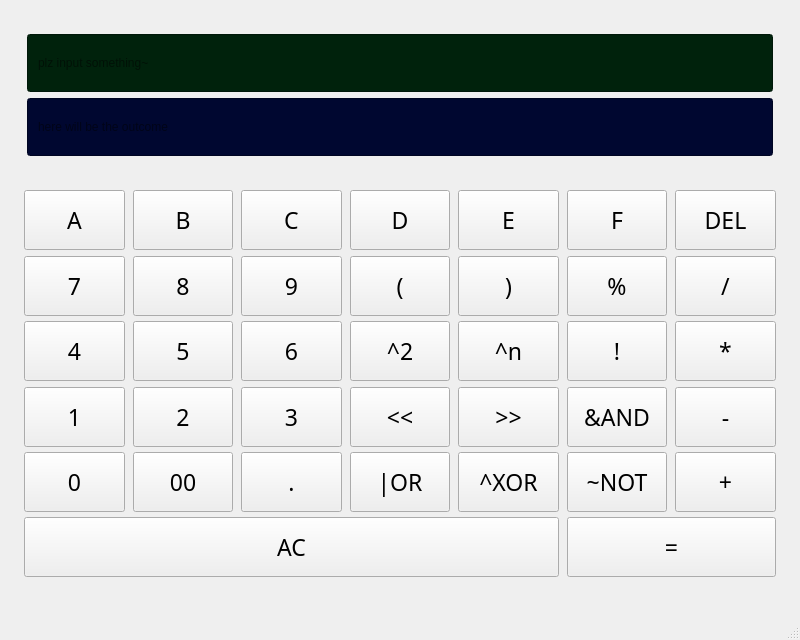
This is mainwindow.ui in s3loy/HexCalculator as Qt 5 draws it before an edit. The edited form follows.
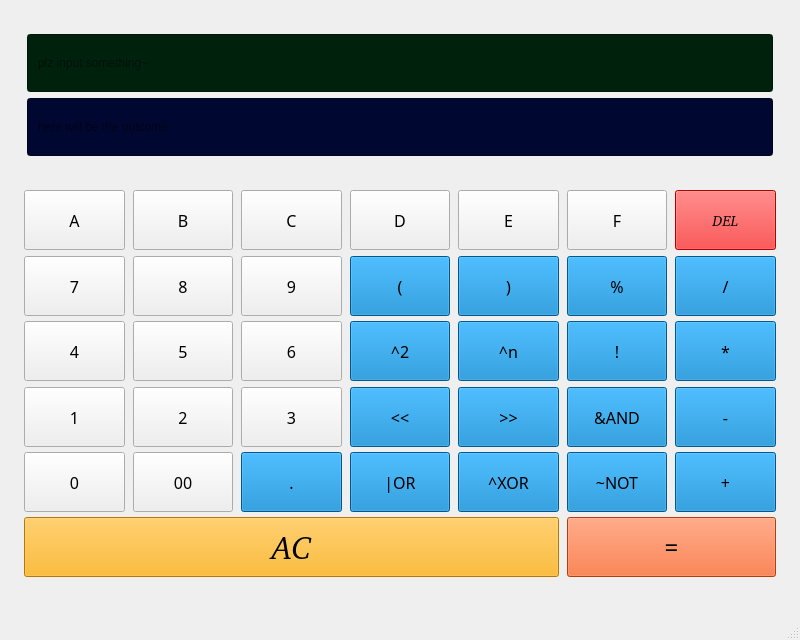
This is the edited form.

Commit message: feat: Enhance button styles with new fonts and colors

Patch:
```diff
--- a/mainwindow.ui
+++ b/mainwindow.ui
@@ -135,6 +135,9 @@
         <hintingpreference>PreferFullHinting</hintingpreference>
        </font>
       </property>
+      <property name="styleSheet">
+       <string notr="true">selection-background-color: rgb(26, 26, 26);</string>
+      </property>
       <layout class="QGridLayout" name="gridLayout">
        <property name="leftMargin">
         <number>15</number>
@@ -165,6 +168,17 @@
            <height>60</height>
           </size>
          </property>
+         <property name="font">
+          <font>
+           <family>Source Code Pro Medium</family>
+           <pointsize>12</pointsize>
+           <bold>false</bold>
+           <hintingpreference>PreferDefaultHinting</hintingpreference>
+          </font>
+         </property>
+         <property name="styleSheet">
+          <string notr="true">background-color: rgb(0, 123, 199);</string>
+         </property>
          <property name="text">
           <string>|OR</string>
          </property>
@@ -184,6 +198,17 @@
            <height>60</height>
           </size>
          </property>
+         <property name="font">
+          <font>
+           <family>Source Code Pro Medium</family>
+           <pointsize>12</pointsize>
+           <bold>false</bold>
+           <hintingpreference>PreferDefaultHinting</hintingpreference>
+          </font>
+         </property>
+         <property name="styleSheet">
+          <string notr="true">background-color: rgb(0, 123, 199);</string>
+         </property>
          <property name="text">
           <string>^XOR</string>
          </property>
@@ -203,6 +228,17 @@
            <height>60</height>
           </size>
          </property>
+         <property name="font">
+          <font>
+           <family>Source Code Pro Medium</family>
+           <pointsize>12</pointsize>
+           <bold>false</bold>
+           <hintingpreference>PreferDefaultHinting</hintingpreference>
+          </font>
+         </property>
+         <property name="styleSheet">
+          <string notr="true">selection-background-color: rgb(26, 26, 26);</string>
+         </property>
          <property name="text">
           <string>3</string>
          </property>
@@ -222,6 +258,17 @@
            <height>60</height>
           </size>
          </property>
+         <property name="font">
+          <font>
+           <family>Source Code Pro Medium</family>
+           <pointsize>12</pointsize>
+           <bold>false</bold>
+           <hintingpreference>PreferDefaultHinting</hintingpreference>
+          </font>
+         </property>
+         <property name="styleSheet">
+          <string notr="true">selection-background-color: rgb(26, 26, 26);</string>
+         </property>
          <property name="text">
           <string>1</string>
          </property>
@@ -241,6 +288,17 @@
            <height>60</height>
           </size>
          </property>
+         <property name="font">
+          <font>
+           <family>Source Code Pro Medium</family>
+           <pointsize>12</pointsize>
+           <bold>false</bold>
+           <hintingpreference>PreferDefaultHinting</hintingpreference>
+          </font>
+         </property>
+         <property name="styleSheet">
+          <string notr="true">background-color: rgb(0, 123, 199);</string>
+         </property>
          <property name="text">
           <string>)</string>
          </property>
@@ -260,6 +318,17 @@
            <height>60</height>
           </size>
          </property>
+         <property name="font">
+          <font>
+           <family>Source Code Pro Medium</family>
+           <pointsize>12</pointsize>
+           <bold>false</bold>
+           <hintingpreference>PreferDefaultHinting</hintingpreference>
+          </font>
+         </property>
+         <property name="styleSheet">
+          <string notr="true">selection-background-color: rgb(26, 26, 26);</string>
+         </property>
          <property name="text">
           <string>8</string>
          </property>
@@ -279,6 +348,17 @@
            <height>60</height>
           </size>
          </property>
+         <property name="font">
+          <font>
+           <family>Source Code Pro Medium</family>
+           <pointsize>12</pointsize>
+           <bold>false</bold>
+           <hintingpreference>PreferDefaultHinting</hintingpreference>
+          </font>
+         </property>
+         <property name="styleSheet">
+          <string notr="true">background-color: rgb(0, 123, 199);</string>
+         </property>
          <property name="text">
           <string>!</string>
          </property>
@@ -298,6 +378,17 @@
            <height>60</height>
           </size>
          </property>
+         <property name="font">
+          <font>
+           <family>Source Code Pro Medium</family>
+           <pointsize>12</pointsize>
+           <bold>false</bold>
+           <hintingpreference>PreferDefaultHinting</hintingpreference>
+          </font>
+         </property>
+         <property name="styleSheet">
+          <string notr="true">background-color: rgb(0, 123, 199);</string>
+         </property>
          <property name="text">
           <string>^2</string>
          </property>
@@ -317,6 +408,17 @@
            <height>60</height>
           </size>
          </property>
+         <property name="font">
+          <font>
+           <family>Source Code Pro Medium</family>
+           <pointsize>12</pointsize>
+           <bold>false</bold>
+           <hintingpreference>PreferDefaultHinting</hintingpreference>
+          </font>
+         </property>
+         <property name="styleSheet">
+          <string notr="true">selection-background-color: rgb(26, 26, 26);</string>
+         </property>
          <property name="text">
           <string>2</string>
          </property>
@@ -336,6 +438,17 @@
            <height>60</height>
           </size>
          </property>
+         <property name="font">
+          <font>
+           <family>Source Code Pro Medium</family>
+           <pointsize>12</pointsize>
+           <bold>false</bold>
+           <hintingpreference>PreferDefaultHinting</hintingpreference>
+          </font>
+         </property>
+         <property name="styleSheet">
+          <string notr="true">selection-background-color: rgb(26, 26, 26);</string>
+         </property>
          <property name="text">
           <string>6</string>
          </property>
@@ -355,6 +468,17 @@
            <height>60</height>
           </size>
          </property>
+         <property name="font">
+          <font>
+           <family>Source Code Pro Medium</family>
+           <pointsize>12</pointsize>
+           <bold>false</bold>
+           <hintingpreference>PreferDefaultHinting</hintingpreference>
+          </font>
+         </property>
+         <property name="styleSheet">
+          <string notr="true">background-color: rgb(0, 123, 199);</string>
+         </property>
          <property name="text">
           <string>^n</string>
          </property>
@@ -374,6 +498,17 @@
            <height>60</height>
           </size>
          </property>
+         <property name="font">
+          <font>
+           <family>Source Code Pro Medium</family>
+           <pointsize>12</pointsize>
+           <bold>false</bold>
+           <hintingpreference>PreferDefaultHinting</hintingpreference>
+          </font>
+         </property>
+         <property name="styleSheet">
+          <string notr="true">selection-background-color: rgb(26, 26, 26);</string>
+         </property>
          <property name="text">
           <string>5</string>
          </property>
@@ -393,6 +528,17 @@
            <height>60</height>
           </size>
          </property>
+         <property name="font">
+          <font>
+           <family>Source Code Pro Medium</family>
+           <pointsize>12</pointsize>
+           <bold>false</bold>
+           <hintingpreference>PreferDefaultHinting</hintingpreference>
+          </font>
+         </property>
+         <property name="styleSheet">
+          <string notr="true">selection-background-color: rgb(26, 26, 26);</string>
+         </property>
          <property name="text">
           <string>0</string>
          </property>
@@ -412,6 +558,17 @@
            <height>60</height>
           </size>
          </property>
+         <property name="font">
+          <font>
+           <family>Source Code Pro Medium</family>
+           <pointsize>12</pointsize>
+           <bold>false</bold>
+           <hintingpreference>PreferDefaultHinting</hintingpreference>
+          </font>
+         </property>
+         <property name="styleSheet">
+          <string notr="true">selection-background-color: rgb(26, 26, 26);</string>
+         </property>
          <property name="text">
           <string>E</string>
          </property>
@@ -431,6 +588,17 @@
            <height>60</height>
           </size>
          </property>
+         <property name="font">
+          <font>
+           <family>Source Code Pro Medium</family>
+           <pointsize>12</pointsize>
+           <bold>false</bold>
+           <hintingpreference>PreferDefaultHinting</hintingpreference>
+          </font>
+         </property>
+         <property name="styleSheet">
+          <string notr="true">background-color: rgb(0, 123, 199);</string>
+         </property>
          <property name="text">
           <string>~NOT</string>
          </property>
@@ -450,6 +618,17 @@
            <height>60</height>
           </size>
          </property>
+         <property name="font">
+          <font>
+           <family>Source Code Pro Medium</family>
+           <pointsize>12</pointsize>
+           <bold>false</bold>
+           <hintingpreference>PreferDefaultHinting</hintingpreference>
+          </font>
+         </property>
+         <property name="styleSheet">
+          <string notr="true">background-color: rgb(0, 123, 199);</string>
+         </property>
          <property name="text">
           <string>&gt;&gt;</string>
          </property>
@@ -469,6 +648,17 @@
            <height>60</height>
           </size>
          </property>
+         <property name="font">
+          <font>
+           <family>Source Code Pro Medium</family>
+           <pointsize>12</pointsize>
+           <bold>false</bold>
+           <hintingpreference>PreferDefaultHinting</hintingpreference>
+          </font>
+         </property>
+         <property name="styleSheet">
+          <string notr="true">background-color: rgb(0, 123, 199);</string>
+         </property>
          <property name="text">
           <string>%</string>
          </property>
@@ -488,6 +678,17 @@
            <height>60</height>
           </size>
          </property>
+         <property name="font">
+          <font>
+           <family>Source Code Pro Medium</family>
+           <pointsize>12</pointsize>
+           <bold>false</bold>
+           <hintingpreference>PreferDefaultHinting</hintingpreference>
+          </font>
+         </property>
+         <property name="styleSheet">
+          <string notr="true">selection-background-color: rgb(26, 26, 26);</string>
+         </property>
          <property name="text">
           <string>F</string>
          </property>
@@ -507,6 +708,18 @@
            <height>60</height>
           </size>
          </property>
+         <property name="font">
+          <font>
+           <family>FiraCode Nerd Font</family>
+           <pointsize>18</pointsize>
+           <bold>false</bold>
+           <hintingpreference>PreferDefaultHinting</hintingpreference>
+          </font>
+         </property>
+         <property name="styleSheet">
+          <string notr="true">background-color: rgb(255, 84, 16);
+selection-background-color: rgb(127, 48, 1)</string>
+         </property>
          <property name="text">
           <string>=</string>
          </property>
@@ -526,6 +739,17 @@
            <height>60</height>
           </size>
          </property>
+         <property name="font">
+          <font>
+           <family>Source Code Pro Medium</family>
+           <pointsize>12</pointsize>
+           <bold>false</bold>
+           <hintingpreference>PreferDefaultHinting</hintingpreference>
+          </font>
+         </property>
+         <property name="styleSheet">
+          <string notr="true">selection-background-color: rgb(26, 26, 26);</string>
+         </property>
          <property name="text">
           <string>9</string>
          </property>
@@ -545,6 +769,17 @@
            <height>60</height>
           </size>
          </property>
+         <property name="font">
+          <font>
+           <family>Source Code Pro Medium</family>
+           <pointsize>12</pointsize>
+           <bold>false</bold>
+           <hintingpreference>PreferDefaultHinting</hintingpreference>
+          </font>
+         </property>
+         <property name="styleSheet">
+          <string notr="true">selection-background-color: rgb(26, 26, 26);</string>
+         </property>
          <property name="text">
           <string>C</string>
          </property>
@@ -564,6 +799,17 @@
            <height>60</height>
           </size>
          </property>
+         <property name="font">
+          <font>
+           <family>Source Code Pro Medium</family>
+           <pointsize>12</pointsize>
+           <bold>false</bold>
+           <hintingpreference>PreferDefaultHinting</hintingpreference>
+          </font>
+         </property>
+         <property name="styleSheet">
+          <string notr="true">selection-background-color: rgb(26, 26, 26);</string>
+         </property>
          <property name="text">
           <string>B</string>
          </property>
@@ -583,6 +829,17 @@
            <height>60</height>
           </size>
          </property>
+         <property name="font">
+          <font>
+           <family>Source Code Pro Medium</family>
+           <pointsize>12</pointsize>
+           <bold>false</bold>
+           <hintingpreference>PreferDefaultHinting</hintingpreference>
+          </font>
+         </property>
+         <property name="styleSheet">
+          <string notr="true">background-color: rgb(0, 123, 199);</string>
+         </property>
          <property name="text">
           <string>-</string>
          </property>
@@ -602,6 +859,17 @@
            <height>60</height>
           </size>
          </property>
+         <property name="font">
+          <font>
+           <family>Source Code Pro Medium</family>
+           <pointsize>12</pointsize>
+           <bold>false</bold>
+           <hintingpreference>PreferDefaultHinting</hintingpreference>
+          </font>
+         </property>
+         <property name="styleSheet">
+          <string notr="true">background-color: rgb(0, 123, 199);</string>
+         </property>
          <property name="text">
           <string>/</string>
          </property>
@@ -621,6 +889,17 @@
            <height>60</height>
           </size>
          </property>
+         <property name="font">
+          <font>
+           <family>Source Code Pro Medium</family>
+           <pointsize>12</pointsize>
+           <bold>false</bold>
+           <hintingpreference>PreferDefaultHinting</hintingpreference>
+          </font>
+         </property>
+         <property name="styleSheet">
+          <string notr="true">background-color: rgb(0, 123, 199);</string>
+         </property>
          <property name="text">
           <string>+</string>
          </property>
@@ -642,12 +921,15 @@
          </property>
          <property name="font">
           <font>
-           <family>Noto Sans</family>
-           <pointsize>17</pointsize>
+           <family>Source Code Pro Medium</family>
+           <pointsize>12</pointsize>
            <bold>false</bold>
            <hintingpreference>PreferFullHinting</hintingpreference>
           </font>
          </property>
+         <property name="styleSheet">
+          <string notr="true">selection-background-color: rgb(26, 26, 26);</string>
+         </property>
          <property name="text">
           <string>A</string>
          </property>
@@ -667,6 +949,17 @@
            <height>60</height>
           </size>
          </property>
+         <property name="font">
+          <font>
+           <family>Source Code Pro Medium</family>
+           <pointsize>12</pointsize>
+           <bold>false</bold>
+           <hintingpreference>PreferDefaultHinting</hintingpreference>
+          </font>
+         </property>
+         <property name="styleSheet">
+          <string notr="true">background-color: rgb(0, 123, 199);</string>
+         </property>
          <property name="text">
           <string>*</string>
          </property>
@@ -686,6 +979,17 @@
            <height>60</height>
           </size>
          </property>
+         <property name="font">
+          <font>
+           <family>Source Code Pro Medium</family>
+           <pointsize>12</pointsize>
+           <bold>false</bold>
+           <hintingpreference>PreferDefaultHinting</hintingpreference>
+          </font>
+         </property>
+         <property name="styleSheet">
+          <string notr="true">selection-background-color: rgb(26, 26, 26);</string>
+         </property>
          <property name="text">
           <string>7</string>
          </property>
@@ -705,6 +1009,17 @@
            <height>60</height>
           </size>
          </property>
+         <property name="font">
+          <font>
+           <family>Source Code Pro Medium</family>
+           <pointsize>12</pointsize>
+           <bold>false</bold>
+           <hintingpreference>PreferDefaultHinting</hintingpreference>
+          </font>
+         </property>
+         <property name="styleSheet">
+          <string>background-color: rgb(0, 123, 199);</string>
+         </property>
          <property name="text">
           <string>&amp;&amp;AND</string>
          </property>
@@ -724,6 +1039,17 @@
            <height>60</height>
           </size>
          </property>
+         <property name="font">
+          <font>
+           <family>Source Code Pro Medium</family>
+           <pointsize>12</pointsize>
+           <bold>false</bold>
+           <hintingpreference>PreferDefaultHinting</hintingpreference>
+          </font>
+         </property>
+         <property name="styleSheet">
+          <string notr="true">background-color: rgb(0, 123, 199);</string>
+         </property>
          <property name="text">
           <string>&lt;&lt;</string>
          </property>
@@ -743,6 +1069,17 @@
            <height>60</height>
           </size>
          </property>
+         <property name="font">
+          <font>
+           <family>Source Code Pro Medium</family>
+           <pointsize>12</pointsize>
+           <bold>false</bold>
+           <hintingpreference>PreferDefaultHinting</hintingpreference>
+          </font>
+         </property>
+         <property name="styleSheet">
+          <string notr="true">background-color: rgb(0, 123, 199);</string>
+         </property>
          <property name="text">
           <string>(</string>
          </property>
@@ -762,6 +1099,17 @@
            <height>60</height>
           </size>
          </property>
+         <property name="font">
+          <font>
+           <family>Source Code Pro Medium</family>
+           <pointsize>12</pointsize>
+           <bold>false</bold>
+           <hintingpreference>PreferDefaultHinting</hintingpreference>
+          </font>
+         </property>
+         <property name="styleSheet">
+          <string notr="true">selection-background-color: rgb(26, 26, 26);</string>
+         </property>
          <property name="text">
           <string>4</string>
          </property>
@@ -781,6 +1129,17 @@
            <height>60</height>
           </size>
          </property>
+         <property name="font">
+          <font>
+           <family>Source Code Pro Medium</family>
+           <pointsize>12</pointsize>
+           <bold>false</bold>
+           <hintingpreference>PreferDefaultHinting</hintingpreference>
+          </font>
+         </property>
+         <property name="styleSheet">
+          <string notr="true">selection-background-color: rgb(26, 26, 26);</string>
+         </property>
          <property name="text">
           <string>D</string>
          </property>
@@ -800,6 +1159,19 @@
            <height>60</height>
           </size>
          </property>
+         <property name="font">
+          <font>
+           <family>URW Bookman [UKWN]</family>
+           <pointsize>11</pointsize>
+           <italic>true</italic>
+           <bold>false</bold>
+           <hintingpreference>PreferDefaultHinting</hintingpreference>
+          </font>
+         </property>
+         <property name="styleSheet">
+          <string notr="true">background-color: rgb(255, 0, 0);
+selection-background-color: rgb(116, 0, 0);</string>
+         </property>
          <property name="text">
           <string>DEL</string>
          </property>
@@ -819,9 +1191,36 @@
            <height>60</height>
           </size>
          </property>
+         <property name="font">
+          <font>
+           <family>URW Bookman [UKWN]</family>
+           <pointsize>24</pointsize>
+           <italic>true</italic>
+           <bold>false</bold>
+           <kerning>true</kerning>
+           <hintingpreference>PreferDefaultHinting</hintingpreference>
+          </font>
+         </property>
+         <property name="cursor">
+          <cursorShape>ArrowCursor</cursorShape>
+         </property>
+         <property name="acceptDrops">
+          <bool>false</bool>
+         </property>
+         <property name="styleSheet">
+          <string notr="true">selection-background-color: rgb(223, 106, 23);
+background-color: rgb(255, 170, 0);
+color: rgb(0, 0, 0);</string>
+         </property>
          <property name="text">
           <string>AC</string>
          </property>
+         <property name="iconSize">
+          <size>
+           <width>16</width>
+           <height>16</height>
+          </size>
+         </property>
         </widget>
        </item>
        <item row="5" column="1">
@@ -838,6 +1237,17 @@
            <height>60</height>
           </size>
          </property>
+         <property name="font">
+          <font>
+           <family>Source Code Pro Medium</family>
+           <pointsize>12</pointsize>
+           <bold>false</bold>
+           <hintingpreference>PreferDefaultHinting</hintingpreference>
+          </font>
+         </property>
+         <property name="styleSheet">
+          <string notr="true">selection-background-color: rgb(26, 26, 26);</string>
+         </property>
          <property name="text">
           <string>00</string>
          </property>
@@ -857,6 +1267,17 @@
            <height>60</height>
           </size>
          </property>
+         <property name="font">
+          <font>
+           <family>Source Code Pro Medium</family>
+           <pointsize>12</pointsize>
+           <bold>false</bold>
+           <hintingpreference>PreferDefaultHinting</hintingpreference>
+          </font>
+         </property>
+         <property name="styleSheet">
+          <string notr="true">background-color: rgb(0, 123, 199);</string>
+         </property>
          <property name="text">
           <string>.</string>
          </property>
```
Left out of the diff: 2 changed lines with no effect on the pictures.
